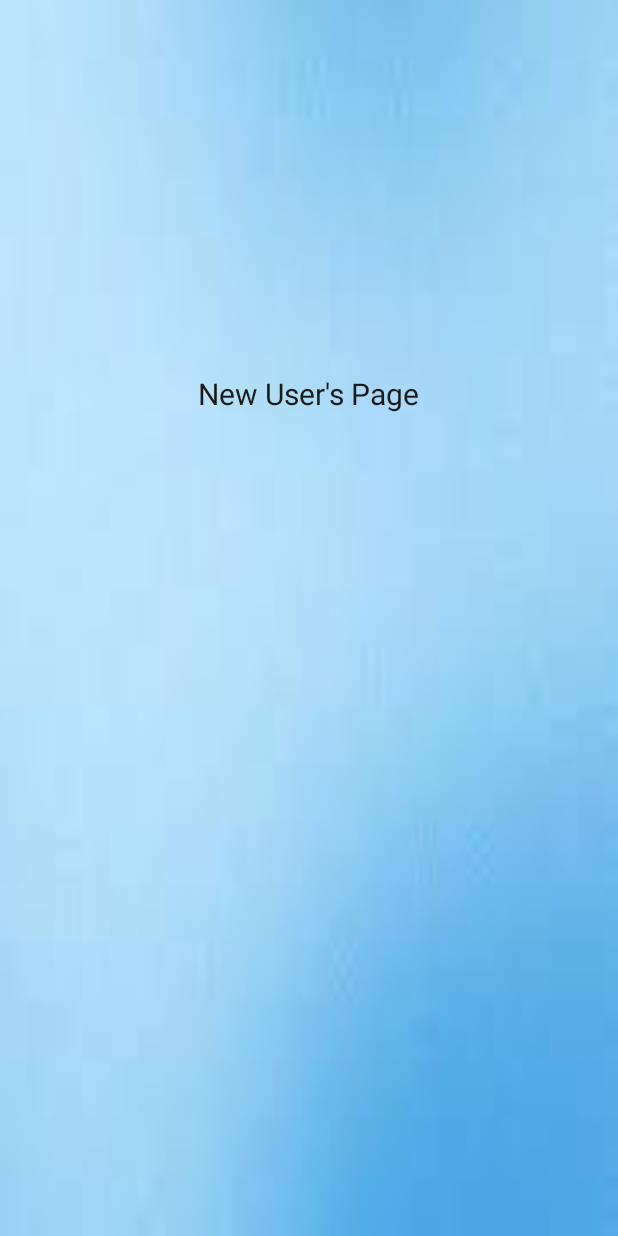
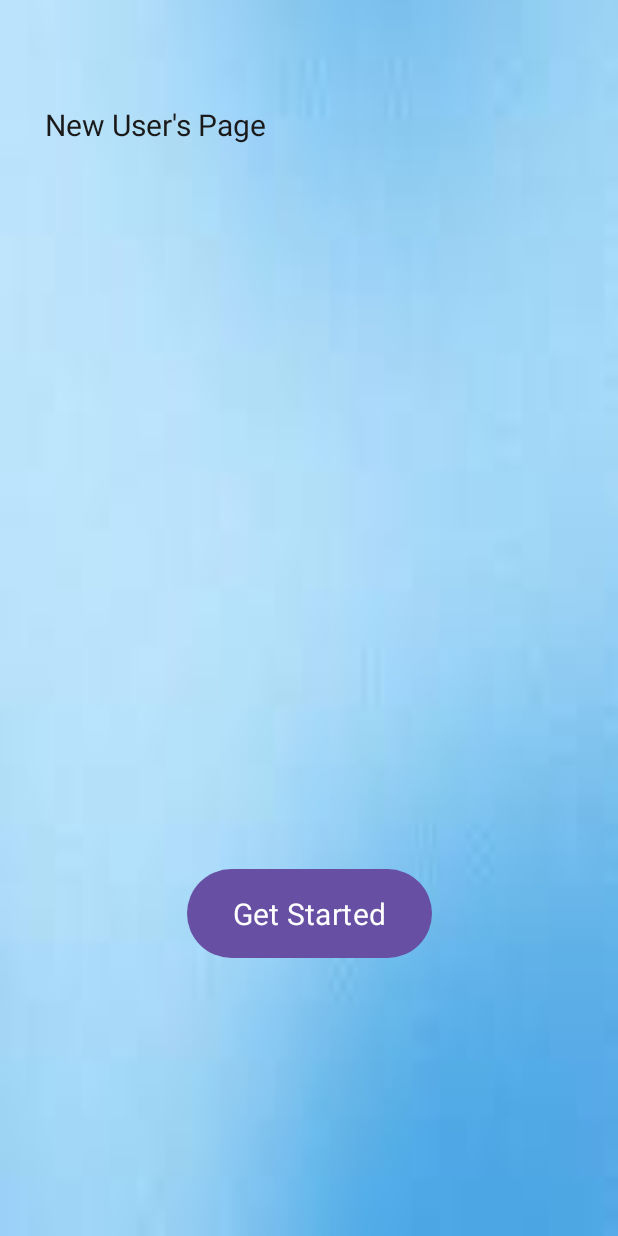
Before and after one commit to ST10489984/ST10489984_assignment1, an Android app: the New_User screen opened directly, with no data from a screen before it, on a phone screen of 412 x 824 dp. Run offline under Robolectric (Android 15) with nearby library versions, the phone set to English and light mode, and no system bars; Roboto replaces fonts that are not available here.

Commit message:
Updating of the new users page

```diff
--- a/app/src/main/res/layout/activity_new_user.xml
+++ b/app/src/main/res/layout/activity_new_user.xml
@@ -12,29 +12,31 @@
         android:id="@+id/textView4"
         android:layout_width="wrap_content"
         android:layout_height="wrap_content"
-        android:layout_marginStart="190dp"
-        android:layout_marginTop="39dp"
-        android:layout_marginEnd="191dp"
-        android:layout_marginBottom="339dp"
+        android:layout_marginStart="30dp"
+        android:layout_marginTop="64dp"
+        android:layout_marginEnd="110dp"
+        android:layout_marginBottom="611dp"
         android:fontFamily="@font/asset"
         android:text="New User's Page"
         android:textColor="#1B1A1A"
         android:textSize="20sp"
         app:layout_constraintBottom_toBottomOf="parent"
         app:layout_constraintEnd_toEndOf="parent"
+        app:layout_constraintHorizontal_bias="0.0"
         app:layout_constraintStart_toStartOf="parent"
-        app:layout_constraintTop_toTopOf="parent" />
+        app:layout_constraintTop_toTopOf="parent"
+        app:layout_constraintVertical_bias="0.043" />
 
     <TextView
         android:id="@+id/settingsTextView"
-        android:layout_width="688dp"
-        android:layout_height="416dp"
-        android:layout_marginStart="400dp"
-        android:layout_marginTop="192dp"
-        android:layout_marginEnd="421dp"
-        android:layout_marginBottom="324dp"
+        android:layout_width="354dp"
+        android:layout_height="324dp"
+        android:layout_marginStart="30dp"
+        android:layout_marginTop="176dp"
+        android:layout_marginEnd="26dp"
+        android:layout_marginBottom="231dp"
         android:fontFamily="@font/alexandria_medium"
-        android:textSize="34sp"
+        android:textSize="20sp"
         app:layout_constraintBottom_toBottomOf="parent"
         app:layout_constraintEnd_toEndOf="parent"
         app:layout_constraintStart_toStartOf="parent"
@@ -42,17 +44,17 @@
 
     <Button
         android:id="@+id/newUserButton"
-        android:layout_width="243dp"
-        android:layout_height="104dp"
-        android:layout_marginStart="631dp"
-        android:layout_marginTop="112dp"
-        android:layout_marginEnd="631dp"
-        android:layout_marginBottom="130dp"
+        android:layout_width="163dp"
+        android:layout_height="67dp"
+        android:layout_marginStart="124dp"
+        android:layout_marginTop="529dp"
+        android:layout_marginEnd="123dp"
+        android:layout_marginBottom="135dp"
         android:fontFamily="@font/aclonica"
         android:text="Get Started"
-        android:textSize="34sp"
+        android:textSize="20sp"
         app:layout_constraintBottom_toBottomOf="parent"
         app:layout_constraintEnd_toEndOf="parent"
         app:layout_constraintStart_toStartOf="parent"
-        app:layout_constraintTop_toBottomOf="@+id/settingsTextView" />
+        app:layout_constraintTop_toTopOf="parent" />
 </androidx.constraintlayout.widget.ConstraintLayout>
```
